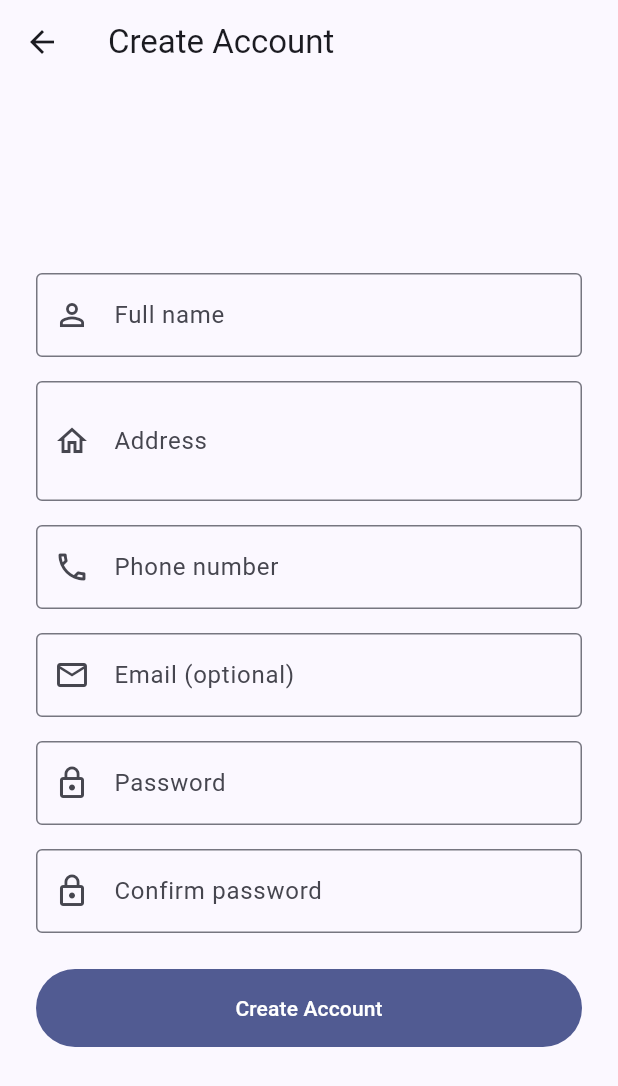
After one commit to Hemaprasanthi/PaperBoyExpress, a Flutter app: the screen it shows after launch, after a tap on "Sign In", after a tap on "New customer? Create an account", on a phone screen of 412 x 824 dp. The commit adds this screen. Shown: the top 1086 px of the screen. Run offline on Flutter 3.47's test engine with Material 3 defaults, Android fonts, the phone set to English and light mode, and no system bars; our stand-ins replace cloud_firestore, firebase_auth, firebase_core; accounts and stored records are empty; generated files the repository leaves out were written again; network calls fail.

Commit message:
signup and signin

```diff
--- a/lib/main.dart
+++ b/lib/main.dart
@@ -1,9 +1,15 @@
 import 'package:flutter/material.dart';
 import 'package:provider/provider.dart';
+import 'package:firebase_core/firebase_core.dart';
+import 'firebase_options.dart';
 import 'state/app_state.dart';
 import 'screens/login_screen.dart';
 
-void main() {
+void main() async {
+  WidgetsFlutterBinding.ensureInitialized();
+  await Firebase.initializeApp(
+    options: DefaultFirebaseOptions.currentPlatform,
+  );
   runApp(const PaperboyApp());
 }
 
@@ -15,7 +21,7 @@ class PaperboyApp extends StatelessWidget {
     return ChangeNotifierProvider(
       create: (_) => AppState(),
       child: MaterialApp(
-        title: 'Paperboy',
+        title: 'PaperBoy Express',
         debugShowCheckedModeBanner: false,
         theme: ThemeData(
           colorSchemeSeed: Colors.indigo,
--- /dev/null
+++ b/lib/models/customer_profile.dart
@@ -0,0 +1,43 @@
+class CustomerProfile {
+  final String uid;
+  final String name;
+  final String address;
+  final String phone;
+  final String? email;
+
+  const CustomerProfile({
+    required this.uid,
+    required this.name,
+    required this.address,
+    required this.phone,
+    this.email,
+  });
+
+  Map<String, dynamic> toMap() {
+    return {
+      'name': name,
+      'address': address,
+      'phone': phone,
+      'email': email,
+    };
+  }
+
+  factory CustomerProfile.fromMap(String uid, Map<String, dynamic> map) {
+    return CustomerProfile(
+      uid: uid,
+      name: map['name'] as String,
+      address: map['address'] as String,
+      phone: map['phone'] as String,
+      email: map['email'] as String?,
+    );
+  }
+}
+
+/// Turns a raw phone number into the deterministic internal "email" Firebase
+/// Auth uses under the hood. Phone is required at signup, so it's the one
+/// stable identifier we always have - email is optional and only used as an
+/// alternate lookup (see emailIndex in AppState).
+String authEmailForPhone(String phone) {
+  final digitsOnly = phone.replaceAll(RegExp(r'[^0-9]'), '');
+  return '$digitsOnly@customers.paperboyexpress.app';
+}
--- a/lib/models/subscription.dart
+++ b/lib/models/subscription.dart
@@ -14,6 +14,8 @@ const Map<int, String> kWeekdayLabels = {
 class Subscription {
   final String id;
   final String customerUsername;
+  final String? customerName;
+  final String? customerPhone;
   final Newspaper newspaper;
   final List<int> selectedWeekdays; // values from DateTime.monday..sunday (1-7)
   final int copiesPerDelivery; // how many copies each delivery day
@@ -25,6 +27,8 @@ class Subscription {
   Subscription({
     required this.id,
     required this.customerUsername,
+    this.customerName,
+    this.customerPhone,
     required this.newspaper,
     required this.selectedWeekdays,
     required this.copiesPerDelivery,
@@ -45,4 +49,45 @@ class Subscription {
   /// Rough monthly estimate: price * copies * deliveries/week * ~4.33 weeks/month
   double get monthlyPrice =>
       newspaper.pricePerCopy * copiesPerDelivery * frequencyPerWeek * 4.33;
+
+  /// Converts this subscription into a Firestore-friendly map.
+  /// The newspaper is stored by id and looked back up from the catalog
+  /// on read, since the catalog itself isn't stored per-subscription.
+  Map<String, dynamic> toMap() {
+    return {
+      'customerUsername': customerUsername,
+      'customerName': customerName,
+      'customerPhone': customerPhone,
+      'newspaperId': newspaper.id,
+      'selectedWeekdays': selectedWeekdays,
+      'copiesPerDelivery': copiesPerDelivery,
+      'address': address,
+      'startDate': startDate.toIso8601String(),
+      'assignedDeliveryBoy': assignedDeliveryBoy,
+      'createdAt': createdAt.toIso8601String(),
+    };
+  }
+
+  /// Rebuilds a Subscription from a Firestore document.
+  /// [newspaperLookup] resolves a newspaperId back to a Newspaper object
+  /// (pass in the app's newspaper catalog).
+  factory Subscription.fromMap(
+    String id,
+    Map<String, dynamic> map,
+    Newspaper Function(String newspaperId) newspaperLookup,
+  ) {
+    return Subscription(
+      id: id,
+      customerUsername: map['customerUsername'] as String,
+      customerName: map['customerName'] as String?,
+      customerPhone: map['customerPhone'] as String?,
+      newspaper: newspaperLookup(map['newspaperId'] as String),
+      selectedWeekdays: List<int>.from(map['selectedWeekdays'] as List),
+      copiesPerDelivery: map['copiesPerDelivery'] as int,
+      address: map['address'] as String,
+      startDate: DateTime.parse(map['startDate'] as String),
+      assignedDeliveryBoy: map['assignedDeliveryBoy'] as String?,
+      createdAt: DateTime.parse(map['createdAt'] as String),
+    );
+  }
 }
--- a/lib/screens/customer/checkout_screen.dart
+++ b/lib/screens/customer/checkout_screen.dart
@@ -58,7 +58,7 @@ class _CheckoutScreenState extends State<CheckoutScreen> {
 
     if (!mounted) return;
 
-    context.read<AppState>().createSubscription(
+    await context.read<AppState>().createSubscription(
           newspaper: widget.newspaper,
           selectedWeekdays: widget.selectedWeekdays,
           copiesPerDelivery: widget.copiesPerDelivery,
--- a/lib/screens/delivery/delivery_home_screen.dart
+++ b/lib/screens/delivery/delivery_home_screen.dart
@@ -23,8 +23,9 @@ class DeliveryHomeScreen extends StatelessWidget {
           IconButton(
             icon: const Icon(Icons.logout),
             tooltip: 'Sign out',
-            onPressed: () {
-              context.read<AppState>().logout();
+            onPressed: () async {
+              await context.read<AppState>().logout();
+              if (!context.mounted) return;
               Navigator.of(context).pushAndRemoveUntil(
                 MaterialPageRoute(builder: (_) => const LoginScreen()),
                 (route) => false,
--- a/lib/screens/login_screen.dart
+++ b/lib/screens/login_screen.dart
@@ -5,6 +5,7 @@ import '../state/app_state.dart';
 import 'customer/customer_home_screen.dart';
 import 'admin/admin_home_screen.dart';
 import 'delivery/delivery_home_screen.dart';
+import 'signup_screen.dart';
 
 class LoginScreen extends StatefulWidget {
   const LoginScreen({super.key});
@@ -18,13 +19,22 @@ class _LoginScreenState extends State<LoginScreen> {
   final _passwordController = TextEditingController();
   String? _error;
   bool _obscure = true;
+  bool _submitting = false;
 
-  void _submit() {
+  Future<void> _submit() async {
+    setState(() {
+      _submitting = true;
+      _error = null;
+    });
+
     final appState = context.read<AppState>();
-    final error = appState.login(
+    final error = await appState.login(
       _usernameController.text.trim(),
       _passwordController.text.trim(),
     );
+
+    if (!mounted) return;
+    setState(() => _submitting = false);
 
     if (error != null) {
       setState(() => _error = error);
@@ -71,7 +81,7 @@ class _LoginScreenState extends State<LoginScreen> {
                   const Icon(Icons.newspaper, size: 64, color: Colors.indigo),
                   const SizedBox(height: 12),
                   Text(
-                    'Paperboy',
+                    'NewsBucket',
                     textAlign: TextAlign.center,
                     style: Theme.of(context).textTheme.headlineMedium?.copyWith(
                           fontWeight: FontWeight.bold,
@@ -89,7 +99,7 @@ class _LoginScreenState extends State<LoginScreen> {
                   TextField(
                     controller: _usernameController,
                     decoration: const InputDecoration(
-                      labelText: 'Username',
+                      labelText: 'Email, phone, or username',
                       prefixIcon: Icon(Icons.person_outline),
                       border: OutlineInputBorder(),
                     ),
@@ -115,11 +125,26 @@ class _LoginScreenState extends State<LoginScreen> {
                   ],
                   const SizedBox(height: 24),
                   FilledButton(
-                    onPressed: _submit,
+                    onPressed: _submitting ? null : _submit,
                     style: FilledButton.styleFrom(padding: const EdgeInsets.all(16)),
-                    child: const Text('Sign In'),
+                    child: _submitting
+                        ? const SizedBox(
+                            height: 20,
+                            width: 20,
+                            child: CircularProgressIndicator(strokeWidth: 2, color: Colors.white),
+                          )
+                        : const Text('Sign In'),
                   ),
-                  const SizedBox(height: 24),
+                  const SizedBox(height: 16),
+                  TextButton(
+                    onPressed: () {
+                      Navigator.of(context).push(
+                        MaterialPageRoute(builder: (_) => const SignupScreen()),
+                      );
+                    },
+                    child: const Text('New customer? Create an account'),
+                  ),
+                  const SizedBox(height: 8),
                   Text(
                     'Demo accounts (password: "password")',
                     textAlign: TextAlign.center,
--- /dev/null
+++ b/lib/screens/signup_screen.dart
@@ -0,0 +1,177 @@
+import 'package:flutter/material.dart';
+import 'package:provider/provider.dart';
+import '../state/app_state.dart';
+import 'customer/customer_home_screen.dart';
+
+class SignupScreen extends StatefulWidget {
+  const SignupScreen({super.key});
+
+  @override
+  State<SignupScreen> createState() => _SignupScreenState();
+}
+
+class _SignupScreenState extends State<SignupScreen> {
+  final _formKey = GlobalKey<FormState>();
+  final _nameController = TextEditingController();
+  final _addressController = TextEditingController();
+  final _phoneController = TextEditingController();
+  final _emailController = TextEditingController();
+  final _passwordController = TextEditingController();
+  final _confirmPasswordController = TextEditingController();
+
+  bool _submitting = false;
+  String? _error;
+
+  Future<void> _submit() async {
+    if (!_formKey.currentState!.validate()) return;
+
+    if (_passwordController.text != _confirmPasswordController.text) {
+      setState(() => _error = 'Passwords do not match');
+      return;
+    }
+
+    setState(() {
+      _submitting = true;
+      _error = null;
+    });
+
+    final error = await context.read<AppState>().signUp(
+          name: _nameController.text,
+          address: _addressController.text,
+          phone: _phoneController.text,
+          email: _emailController.text,
+          password: _passwordController.text,
+        );
+
+    if (!mounted) return;
+    setState(() => _submitting = false);
+
+    if (error != null) {
+      setState(() => _error = error);
+      return;
+    }
+
+    Navigator.of(context).pushAndRemoveUntil(
+      MaterialPageRoute(builder: (_) => const CustomerHomeScreen()),
+      (route) => false,
+    );
+  }
+
+  @override
+  Widget build(BuildContext context) {
+    return Scaffold(
+      appBar: AppBar(title: const Text('Create Account')),
+      body: SafeArea(
+        child: Center(
+          child: SingleChildScrollView(
+            padding: const EdgeInsets.all(24),
+            child: ConstrainedBox(
+              constraints: const BoxConstraints(maxWidth: 420),
+              child: Form(
+                key: _formKey,
+                child: Column(
+                  crossAxisAlignment: CrossAxisAlignment.stretch,
+                  children: [
+                    TextFormField(
+                      controller: _nameController,
+                      decoration: const InputDecoration(
+                        labelText: 'Full name',
+                        prefixIcon: Icon(Icons.person_outline),
+                        border: OutlineInputBorder(),
+                      ),
+                      validator: (v) =>
+                          (v == null || v.trim().isEmpty) ? 'Name is required' : null,
+                    ),
+                    const SizedBox(height: 16),
+                    TextFormField(
+                      controller: _addressController,
+                      maxLines: 2,
+                      decoration: const InputDecoration(
+                        labelText: 'Address',
+                        prefixIcon: Icon(Icons.home_outlined),
+                        border: OutlineInputBorder(),
+                      ),
+                      validator: (v) =>
+                          (v == null || v.trim().isEmpty) ? 'Address is required' : null,
+                    ),
+                    const SizedBox(height: 16),
+                    TextFormField(
+                      controller: _phoneController,
+                      keyboardType: TextInputType.phone,
+                      decoration: const InputDecoration(
+                        labelText: 'Phone number',
+                        prefixIcon: Icon(Icons.phone_outlined),
+                        border: OutlineInputBorder(),
+                      ),
+                      validator: (v) {
+                        if (v == null || v.trim().isEmpty) return 'Phone number is required';
+                        final digits = v.replaceAll(RegExp(r'[^0-9]'), '');
+                        if (digits.length < 7) return 'Enter a valid phone number';
+                        return null;
+                      },
+                    ),
+                    const SizedBox(height: 16),
+                    TextFormField(
+                      controller: _emailController,
+                      keyboardType: TextInputType.emailAddress,
+                      decoration: const InputDecoration(
+                        labelText: 'Email (optional)',
+                        prefixIcon: Icon(Icons.email_outlined),
+                        border: OutlineInputBorder(),
+                      ),
+                      validator: (v) {
+                        if (v == null || v.trim().isEmpty) return null; // optional
+                        if (!v.contains('@') || !v.contains('.')) return 'Enter a valid email';
+                        return null;
+                      },
+                    ),
+                    const SizedBox(height: 16),
+                    TextFormField(
+                      controller: _passwordController,
+                      obscureText: true,
+                      decoration: const InputDecoration(
+                        labelText: 'Password',
+                        prefixIcon: Icon(Icons.lock_outline),
+                        border: OutlineInputBorder(),
+                      ),
+                      validator: (v) =>
+                          (v == null || v.length < 6) ? 'At least 6 characters' : null,
+                    ),
+                    const SizedBox(height: 16),
+                    TextFormField(
+                      controller: _confirmPasswordController,
+                      obscureText: true,
+                      decoration: const InputDecoration(
+                        labelText: 'Confirm password',
+                        prefixIcon: Icon(Icons.lock_outline),
+                        border: OutlineInputBorder(),
+                      ),
+                      validator: (v) =>
+                          (v == null || v.isEmpty) ? 'Please confirm your password' : null,
+                    ),
+                    if (_error != null) ...[
+                      const SizedBox(height: 12),
+                      Text(_error!, style: const TextStyle(color: Colors.red)),
+                    ],
+                    const SizedBox(height: 24),
+                    FilledButton(
+                      onPressed: _submitting ? null : _submit,
+                      style: FilledButton.styleFrom(padding: const EdgeInsets.all(16)),
+                      child: _submitting
+                          ? const SizedBox(
+                              height: 20,
+                              width: 20,
+                              child: CircularProgressIndicator(strokeWidth: 2, color: Colors.white),
+                            )
+                          : const Text('Create Account'),
+                    ),
+                  ],
+                ),
+              ),
+            ),
+          ),
+        ),
+      ),
+    );
+  }
+}
--- a/lib/state/app_state.dart
+++ b/lib/state/app_state.dart
@@ -1,60 +1,179 @@
+import 'package:cloud_firestore/cloud_firestore.dart';
+import 'package:firebase_auth/firebase_auth.dart';
 import 'package:flutter/foundation.dart';
 import '../models/user.dart';
 import '../models/newspaper.dart';
 import '../models/subscription.dart';
+import '../models/customer_profile.dart';
 import '../data/mock_data.dart';
 
 class AppState extends ChangeNotifier {
   AppUser? currentUser;
+  CustomerProfile? currentCustomerProfile; // only set when currentUser.role == customer via real signup
 
   final List<Newspaper> newspapers = kNewspapers;
 
-  // Only one delivery account for now, but kept as a list so admin UI
-  // is ready for more delivery boys later without code changes.
   final List<String> deliveryBoys =
       kUsers.where((u) => u.role == UserRole.delivery).map((u) => u.username).toList();
 
-  final List<Subscription> _subscriptions = [];
+  final FirebaseAuth _auth = FirebaseAuth.instance;
+  final CollectionReference<Map<String, dynamic>> _subscriptionsRef =
+      FirebaseFirestore.instance.collection('subscriptions');
+  final CollectionReference<Map<String, dynamic>> _customersRef =
+      FirebaseFirestore.instance.collection('customers');
+  final CollectionReference<Map<String, dynamic>> _emailIndexRef =
+      FirebaseFirestore.instance.collection('emailIndex');
+
+  List<Subscription> _subscriptions = [];
   List<Subscription> get subscriptions => List.unmodifiable(_subscriptions);
+  bool subscriptionsLoaded = false;
 
-  // ---------- Auth ----------
-  String? login(String username, String password) {
-    final match = kUsers.where(
-      (u) => u.username == username && u.password == password,
-    );
-    if (match.isEmpty) {
-      return 'Invalid username or password';
-    }
-    currentUser = match.first;
-    notifyListeners();
-    return null; // no error
+  AppState() {
+    _subscriptionsRef.snapshots().listen((snapshot) {
+      _subscriptions = snapshot.docs
+          .map((doc) => Subscription.fromMap(doc.id, doc.data(), _newspaperById))
+          .toList();
+      subscriptionsLoaded = true;
+      notifyListeners();
+    });
   }
 
-  void logout() {
+  Newspaper _newspaperById(String id) {
+    return newspapers.firstWhere((n) => n.id == id, orElse: () => newspapers.first);
+  }
+
+  // ---------- Auth: demo admin/delivery + real customer accounts ----------
+
+  /// [identifier] can be: the demo usernames ("admin", "delivery", "customer"),
+  /// a real customer's phone number, or a real customer's email (if they set one).
+  Future<String?> login(String identifier, String password) async {
+    final trimmed = identifier.trim();
+
+    // 1. Check the 3 hardcoded demo accounts first.
+    final demoMatch = kUsers.where(
+      (u) => u.username == trimmed && u.password == password,
+    );
+    if (demoMatch.isNotEmpty) {
+      currentUser = demoMatch.first;
+      currentCustomerProfile = null;
+      notifyListeners();
+      return null;
+    }
+
+    // 2. Otherwise, treat it as a real customer login (email or phone).
+    String authEmail;
+    if (trimmed.contains('@') && !trimmed.endsWith('@customers.paperboyexpress.app')) {
+      // Looks like a real email - resolve it to the phone-based auth email.
+      final indexDoc = await _emailIndexRef.doc(trimmed.toLowerCase()).get();
+      if (!indexDoc.exists) {
+        return 'No account found with that email';
+      }
+      final phone = indexDoc.data()!['phone'] as String;
+      authEmail = authEmailForPhone(phone);
+    } else {
+      // Treat as a phone number.
+      authEmail = authEmailForPhone(trimmed);
+    }
+
+    try {
+      final credential = await _auth.signInWithEmailAndPassword(
+        email: authEmail,
+        password: password,
+      );
+      final uid = credential.user!.uid;
+      final profileDoc = await _customersRef.doc(uid).get();
+      if (!profileDoc.exists) {
+        return 'Account found but profile is missing. Please contact support.';
+      }
+      currentCustomerProfile = CustomerProfile.fromMap(uid, profileDoc.data()!);
+      currentUser = AppUser(username: uid, password: '', role: UserRole.customer);
+      notifyListeners();
+      return null;
+    } on FirebaseAuthException catch (e) {
+      switch (e.code) {
+        case 'user-not-found':
+        case 'invalid-credential':
+        case 'wrong-password':
+          return 'Invalid phone/email or password';
+        default:
+          return e.message ?? 'Sign-in failed';
+      }
+    }
+  }
+
+  /// Creates a real customer account. Phone is required; email is optional
+  /// and, if given, is stored purely as an alternate lookup for sign-in.
+  Future<String?> signUp({
+    required String name,
+    required String address,
+    required String phone,
+    String? email,
+    required String password,
+  }) async {
+    final authEmail = authEmailForPhone(phone);
+    try {
+      final credential = await _auth.createUserWithEmailAndPassword(
+        email: authEmail,
+        password: password,
+      );
+      final uid = credential.user!.uid;
+
+      final profile = CustomerProfile(
+        uid: uid,
+        name: name.trim(),
+        address: address.trim(),
+        phone: phone.trim(),
+        email: (email == null || email.trim().isEmpty) ? null : email.trim(),
+      );
+      await _customersRef.doc(uid).set(profile.toMap());
+
+      if (profile.email != null) {
+        await _emailIndexRef.doc(profile.email!.toLowerCase()).set({'phone': profile.phone});
+      }
+
+      currentCustomerProfile = profile;
+      currentUser = AppUser(username: uid, password: '', role: UserRole.customer);
+      notifyListeners();
+      return null;
+    } on FirebaseAuthException catch (e) {
+      switch (e.code) {
+        case 'email-already-in-use':
+          return 'An account with this phone number already exists';
+        case 'weak-password':
+          return 'Password is too weak (use at least 6 characters)';
+        default:
+          return e.message ?? 'Sign-up failed';
+      }
+    }
+  }
+
+  Future<void> logout() async {
+    await _auth.signOut();
     currentUser = null;
+    currentCustomerProfile = null;
     notifyListeners();
   }
 
   // ---------- Customer ----------
-  Subscription createSubscription({
+  Future<void> createSubscription({
     required Newspaper newspaper,
     required List<int> selectedWeekdays,
     required int copiesPerDelivery,
     required String address,
     required DateTime startDate,
-  }) {
+  }) async {
     final sub = Subscription(
-      id: DateTime.now().microsecondsSinceEpoch.toString(),
+      id: '',
       customerUsername: currentUser!.username,
+      customerName: currentCustomerProfile?.name,
+      customerPhone: currentCustomerProfile?.phone,
       newspaper: newspaper,
       selectedWeekdays: selectedWeekdays,
       copiesPerDelivery: copiesPerDelivery,
       address: address,
       startDate: startDate,
     );
-    _subscriptions.add(sub);
-    notifyListeners();
-    return sub;
+    await _subscriptionsRef.add(sub.toMap());
   }
 
   List<Subscription> subscriptionsForCustomer(String username) =>
@@ -63,22 +182,15 @@ class AppState extends ChangeNotifier {
   // ---------- Admin ----------
   List<Subscription> get allSubscriptions => subscriptions;
 
-  void assignDelivery(String subscriptionId, String deliveryUsername) {
-    final sub = _subscriptions.firstWhere((s) => s.id == subscriptionId);
-    sub.assignedDeliveryBoy = deliveryUsername;
-    notifyListeners();
+  Future<void> assignDelivery(String subscriptionId, String deliveryUsername) async {
+    await _subscriptionsRef.doc(subscriptionId).update({'assignedDeliveryBoy': deliveryUsername});
   }
 
-  void unassignDelivery(String subscriptionId) {
-    final sub = _subscriptions.firstWhere((s) => s.id == subscriptionId);
-    sub.assignedDeliveryBoy = null;
-    notifyListeners();
+  Future<void> unassignDelivery(String subscriptionId) async {
+    await _subscriptionsRef.doc(subscriptionId).update({'assignedDeliveryBoy': null});
   }
 
   // ---------- Delivery boy ----------
-  // Delivery boy should ONLY see newspaper name + address for subscriptions
-  // the admin has assigned to him. Screen layer enforces we never show
-  // customer identity or price to this role.
   List<Subscription> subscriptionsAssignedTo(String deliveryUsername) =>
       _subscriptions.where((s) => s.assignedDeliveryBoy == deliveryUsername).toList();
 }
--- a/pubspec.yaml
+++ b/pubspec.yaml
@@ -10,6 +10,9 @@ dependencies:
   flutter:
     sdk: flutter
   provider: ^6.1.2
+  firebase_core: ^3.6.0
+  firebase_auth: ^5.3.1
+  cloud_firestore: ^5.4.4
 
 dev_dependencies:
   flutter_test:
```
Also changed, not shown: lib/screens/admin/admin_home_screen.dart (+11 -9 lines), lib/screens/customer/customer_home_screen.dart (+8 -3 lines), lib/screens/customer/select_newspaper_screen.dart (+12 -0 lines), main.dart (added, +34 -0 lines).
